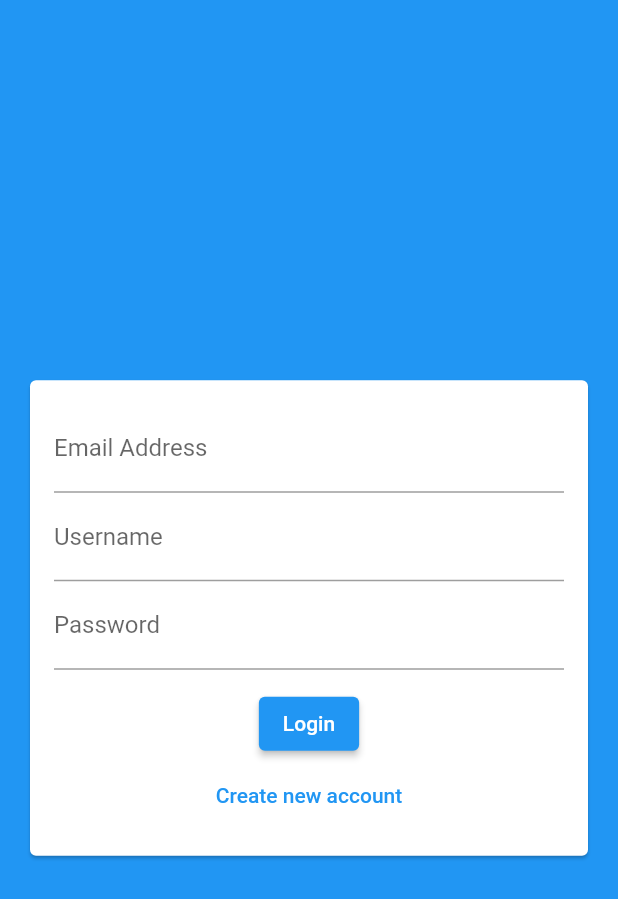
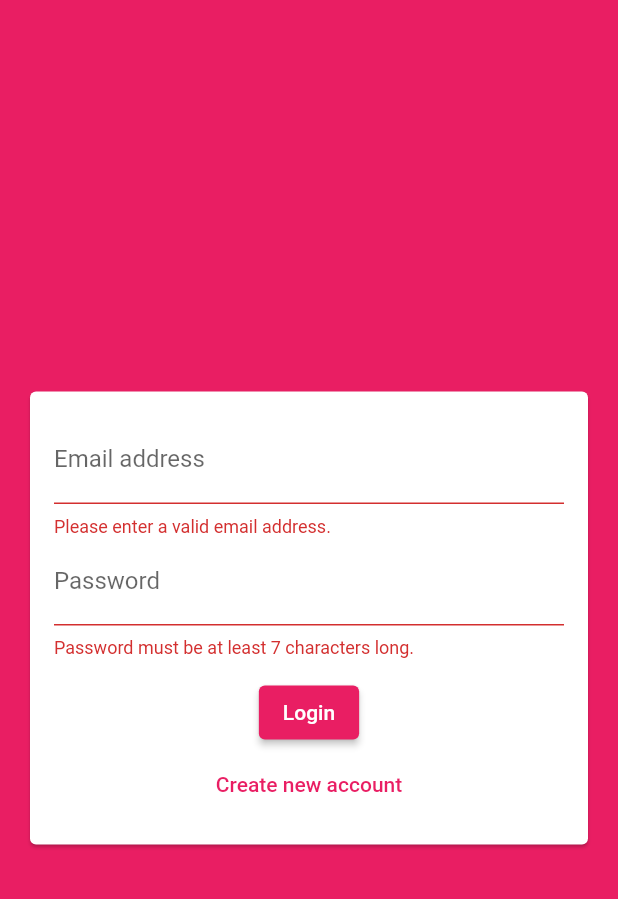
Before and after one commit to ngochungle1331/ChatApp, a Flutter app: the screen it shows after launch, after a tap on "Login", on a phone screen of 412 x 824 dp. Shown: the top 899 px of the screen. Run offline on Flutter 3.47's test engine with Material 2 defaults, Android fonts, the light colour scheme and no system bars; our stand-ins replace cloud_firestore, firebase_auth, firebase_core; accounts and stored records are empty.

```diff
--- a/lib/main.dart
+++ b/lib/main.dart
@@ -1,27 +1,41 @@
 import 'package:flutter/material.dart';
+import 'package:firebase_auth/firebase_auth.dart';
 import 'package:firebase_core/firebase_core.dart';
+import '/screens/auth_screen.dart';
+import '/screens/chat_screen.dart';
 
-import '/screens/chat_screen.dart';
-import 'screens/auth_screen.dart';
-
-void main() async {
+Future<void> main() async {
   WidgetsFlutterBinding.ensureInitialized();
   await Firebase.initializeApp();
   runApp(MyApp());
 }
 
 class MyApp extends StatelessWidget {
-  const MyApp({super.key});
-
-  // This widget is the root of your application.
   @override
   Widget build(BuildContext context) {
     return MaterialApp(
-      title: 'Flutter Demo',
+      title: 'FlutterChat',
       theme: ThemeData(
-        primarySwatch: Colors.blue,
+        primarySwatch: Colors.pink,
+        backgroundColor: Colors.pink,
+        accentColor: Colors.deepPurple,
+        accentColorBrightness: Brightness.dark,
+        buttonTheme: ButtonTheme.of(context).copyWith(
+          buttonColor: Colors.pink,
+          textTheme: ButtonTextTheme.primary,
+          shape: RoundedRectangleBorder(
+            borderRadius: BorderRadius.circular(20),
+          ),
+        ),
       ),
-      home: AuthScreen(),
+      home: StreamBuilder(
+          stream: FirebaseAuth.instance.authStateChanges(),
+          builder: (ctx, userSnapshot) {
+            if (userSnapshot.hasData) {
+              return ChatScreen();
+            }
+            return AuthScreen();
+          }),
     );
   }
 }
--- a/lib/screens/auth_screen.dart
+++ b/lib/screens/auth_screen.dart
@@ -1,17 +1,82 @@
 import 'package:flutter/material.dart';
-import 'package:module14/widgets/auth/auth_form.dart';
+import 'package:firebase_auth/firebase_auth.dart';
+import 'package:flutter/services.dart';
+import 'package:cloud_firestore/cloud_firestore.dart';
+
+import '../widgets/auth/auth_form.dart';
 
 class AuthScreen extends StatefulWidget {
-  const AuthScreen({super.key});
-
   @override
-  State<AuthScreen> createState() => _AuthScreenState();
+  _AuthScreenState createState() => _AuthScreenState();
 }
 
 class _AuthScreenState extends State<AuthScreen> {
+  final _auth = FirebaseAuth.instance;
+  var _isLoading = false;
+
+  void _submitAuthForm(
+    String email,
+    String password,
+    String username,
+    bool isLogin,
+    BuildContext ctx,
+  ) async {
+    UserCredential authResult;
+
+    try {
+      setState(() {
+        _isLoading = true;
+      });
+      if (isLogin) {
+        authResult = await _auth.signInWithEmailAndPassword(
+          email: email,
+          password: password,
+        );
+      } else {
+        authResult = await _auth.createUserWithEmailAndPassword(
+          email: email,
+          password: password,
+        );
+        await FirebaseFirestore.instance
+            .collection('users')
+            .doc(authResult.user!.uid)
+            .set({
+          'username': username,
+          'email': email,
+        });
+      }
+    } on PlatformException catch (err) {
+      var message = 'An error occurred, pelase check your credentials!';
+
+      if (err.message != null) {
+        message = err.message.toString();
+      }
+
+      ScaffoldMessenger.of(ctx).showSnackBar(
+        SnackBar(
+          content: Text(message),
+          backgroundColor: Theme.of(ctx).errorColor,
+        ),
+      );
+      setState(() {
+        _isLoading = false;
+      });
+    } catch (err) {
+      print(err);
+      setState(() {
+        _isLoading = false;
+      });
+    }
+  }
+
   @override
   Widget build(BuildContext context) {
     return Scaffold(
-        backgroundColor: Theme.of(context).primaryColor, body: AuthForm());
+      backgroundColor: Theme.of(context).primaryColor,
+      body: AuthForm(
+        _submitAuthForm,
+        _isLoading,
+      ),
+    );
   }
 }
--- a/lib/widgets/auth/auth_form.dart
+++ b/lib/widgets/auth/auth_form.dart
@@ -1,13 +1,42 @@
 import 'package:flutter/material.dart';
 
 class AuthForm extends StatefulWidget {
-  const AuthForm({super.key});
+  AuthForm(
+    this.submitFn,
+    this.isLoading,
+  );
+
+  final bool isLoading;
+  final void Function(
+    String email,
+    String password,
+    String userName,
+    bool isLogin,
+    BuildContext ctx,
+  ) submitFn;
 
   @override
-  State<AuthForm> createState() => _AuthFormState();
+  _AuthFormState createState() => _AuthFormState();
 }
 
 class _AuthFormState extends State<AuthForm> {
+  final _formKey = GlobalKey<FormState>();
+  var _isLogin = true;
+  var _userEmail = '';
+  var _userName = '';
+  var _userPassword = '';
+
+  void _trySubmit() {
+    final isValid = _formKey.currentState!.validate();
+    FocusScope.of(context).unfocus();
+
+    if (isValid) {
+      _formKey.currentState!.save();
+      widget.submitFn(_userEmail.trim(), _userPassword.trim(), _userName.trim(),
+          _isLogin, context);
+    }
+  }
+
   @override
   Widget build(BuildContext context) {
     return Center(
@@ -17,33 +46,77 @@ class _AuthFormState extends State<AuthForm> {
           child: Padding(
             padding: const EdgeInsets.all(16),
             child: Form(
+              key: _formKey,
               child: Column(
                 mainAxisSize: MainAxisSize.min,
                 children: <Widget>[
                   TextFormField(
+                    key: const ValueKey('email'),
+                    validator: (value) {
+                      if (value!.isEmpty || !value.contains('@')) {
+                        return 'Please enter a valid email address.';
+                      }
+                      return null;
+                    },
                     keyboardType: TextInputType.emailAddress,
-                  decoration: InputDecoration(labelText: 'Email Address'),
+                    decoration: const InputDecoration(
+                      labelText: 'Email address',
+                    ),
+                    onSaved: (value) {
+                      _userEmail = value.toString();
+                    },
+                  ),
+                  if (!_isLogin)
+                    TextFormField(
+                      key: const ValueKey('username'),
+                      validator: (value) {
+                        if (value!.isEmpty || value.length < 4) {
+                          return 'Please enter at least 4 characters';
+                        }
+                        return null;
+                      },
+                      decoration: const InputDecoration(labelText: 'Username'),
+                      onSaved: (value) {
+                        _userName = value.toString();
+                      },
                     ),
                   TextFormField(
-                  decoration: InputDecoration(labelText: 'Username'),
-                ),
-                TextFormField(
-                  decoration: InputDecoration(labelText: 'Password'),
+                    key: const ValueKey('password'),
+                    validator: (value) {
+                      if (value!.isEmpty || value.length < 7) {
+                        return 'Password must be at least 7 characters long.';
+                      }
+                      return null;
+                    },
+                    decoration: const InputDecoration(labelText: 'Password'),
                     obscureText: true,
+                    onSaved: (value) {
+                      _userPassword = value.toString();
+                    },
                   ),
                   const SizedBox(height: 12),
+                  if (widget.isLoading) const CircularProgressIndicator(),
+                  if (!widget.isLoading)
                     ElevatedButton(
-                  child: Text('Login'),
-                  onPressed: () {},
+                      onPressed: _trySubmit,
+                      child: Text(_isLogin ? 'Login' : 'Signup'),
                     ),
+                  if (!widget.isLoading)
                     TextButton(
-                  child: Text('Create new account'),
-                  onPressed: () {},
+                      child: Text(_isLogin
+                          ? 'Create new account'
+                          : 'I already have an account'),
+                      onPressed: () {
+                        setState(() {
+                          _isLogin = !_isLogin;
+                        });
+                      },
                     )
                 ],
               ),
             ),
-        )),
+          ),
+        ),
       ),
     );
   }
--- a/pubspec.yaml
+++ b/pubspec.yaml
@@ -38,6 +38,7 @@ dependencies:
   cupertino_icons: ^1.0.2
   cloud_firestore: ^3.4.8
   firebase_core: ^1.22.0
+  firebase_auth: ^3.10.0
 
 dev_dependencies:
   flutter_test:
```
Also changed, not shown: lib/screens/chat_screen.dart (+39 -28 lines), lib/widgets/chat/messages.dart (added, +32 -0 lines), lib/widgets/chat/new_message.dart (added, +51 -0 lines), pubspec.lock, 5 other files. Lines whose indentation alone changed are shown as unchanged.
